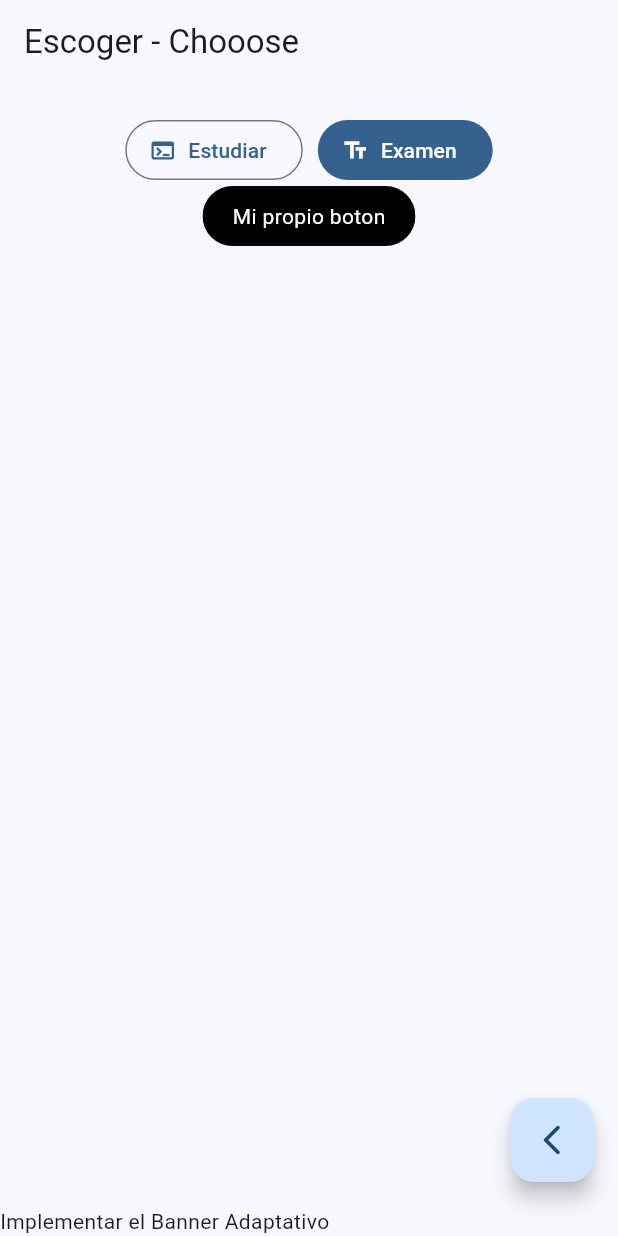
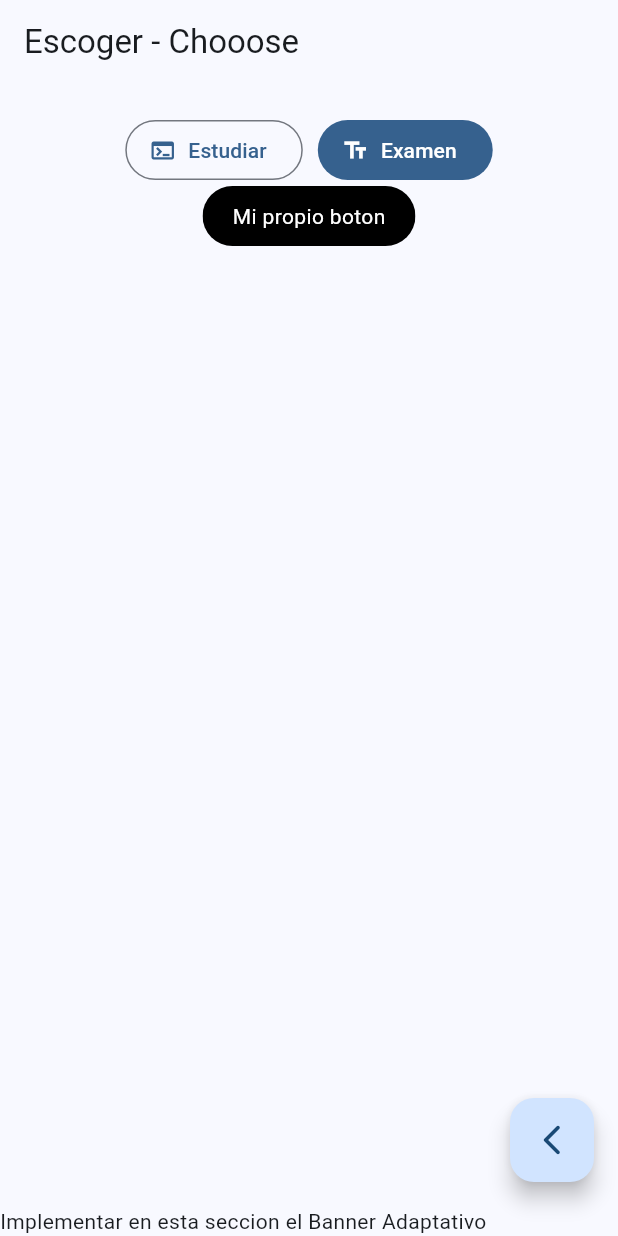
Before and after one commit to khrypton/simulacro, a Flutter app: the ChooseScreen screen opened by its route, on a phone screen of 412 x 824 dp. Run offline on Flutter 3.47's test engine with Material 2 defaults, Android fonts, the phone set to English and light mode, and no system bars; our stand-ins replace go_router.

```diff
--- a/lib/screens/choose_screen.dart
+++ b/lib/screens/choose_screen.dart
@@ -17,7 +17,7 @@ class ChooseScreen extends StatelessWidget {
           context.pop();
         },
       ),
-      bottomNavigationBar: const Text("Implementar el Banner Adaptativo"),
+      bottomNavigationBar: const Text("Implementar en esta seccion el Banner Adaptativo"),
     );
   }
 }
```
